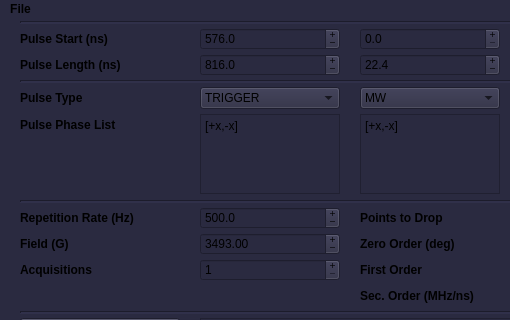
Qt form atomize/control_center/gui/phasing_main_window_insys.ui (Anatoly1010/Atomize_ITC) before a commit; both pictures show x 0 to 510 and y 0 to 320 of the 1320 by 472 pixel window.
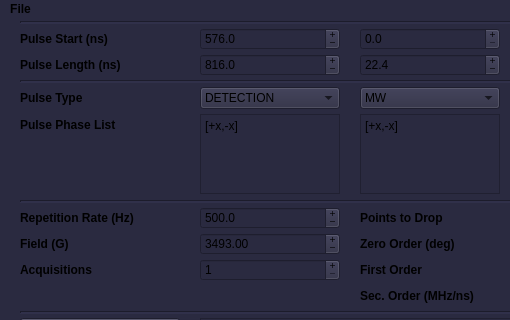
The same form after that commit.

Patch:
```diff
--- a/atomize/control_center/gui/phasing_main_window_insys.ui
+++ b/atomize/control_center/gui/phasing_main_window_insys.ui
@@ -442,14 +442,14 @@
          <enum>Qt::NoContextMenu</enum>
         </property>
         <property name="currentText">
-         <string>TRIGGER</string>
+         <string>DETECTION</string>
         </property>
         <property name="currentIndex">
          <number>0</number>
         </property>
         <item>
          <property name="text">
-          <string>TRIGGER</string>
+          <string>DETECTION</string>
          </property>
         </item>
        </widget>
```
Left out of the diff: 12 changed lines with no effect on the pictures.
